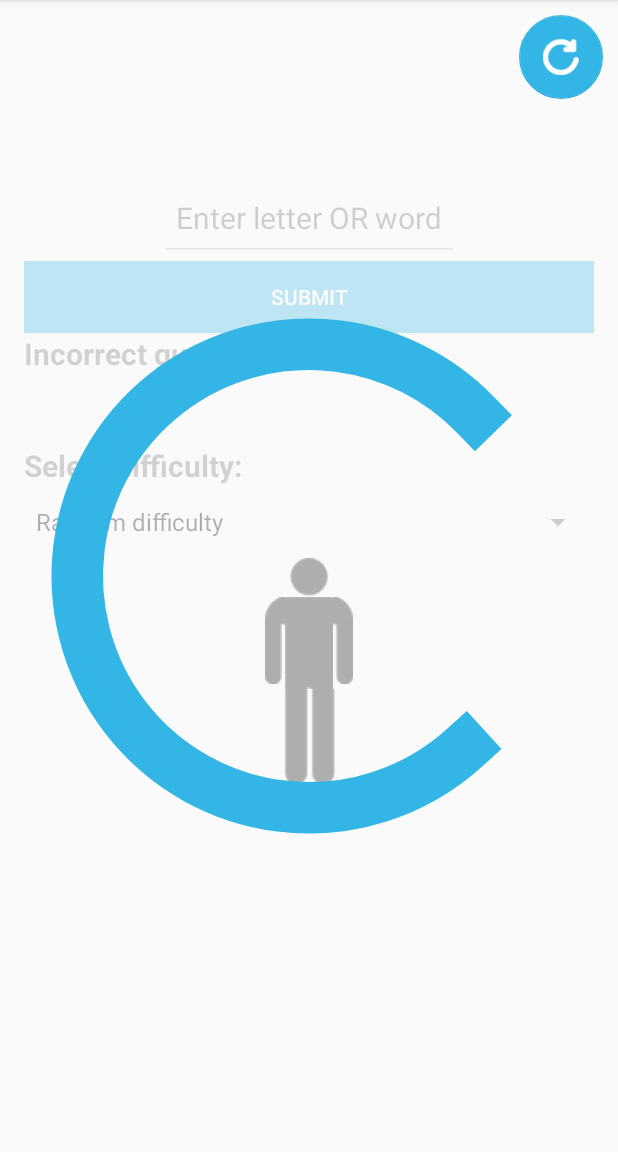
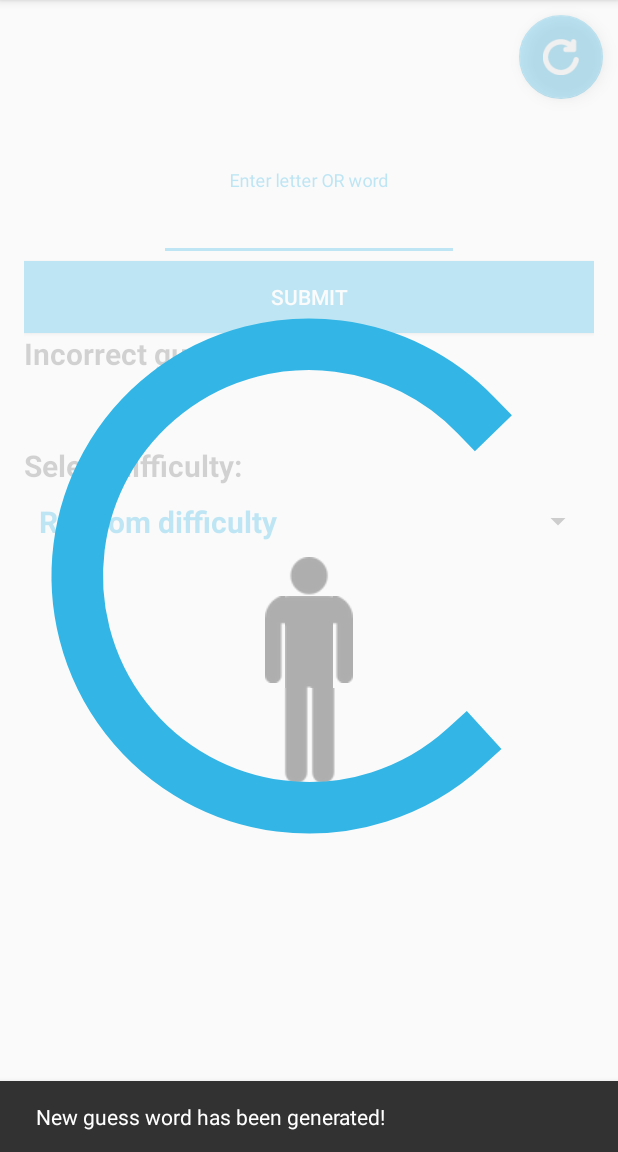
Before and after one commit to ahhhlvin/HangmanGame, an Android app: the first screen one second after launch (MainActivity), on a phone screen of 412 x 824 dp, the part 84-1236 px from its top. Run offline under Robolectric (Android 15) with nearby library versions, the phone set to English and light mode, and no system bars.

Commit message:
refactored code by abstracting out presenter into interface and UI modifications

```diff
--- a/app/src/main/java/linkedin/app/hangmangame/MainActivity.java
+++ b/app/src/main/java/linkedin/app/hangmangame/MainActivity.java
@@ -12,24 +12,24 @@ import android.widget.AdapterView;
 import android.widget.ArrayAdapter;
 import android.widget.Button;
 import android.support.design.widget.Snackbar;
+import android.widget.FrameLayout;
 import android.widget.ImageView;
 import android.widget.LinearLayout;
-import android.widget.ProgressBar;
-import android.widget.RelativeLayout;
 import android.widget.TextView;
 
 import java.util.ArrayList;
+import java.util.List;
 
-public class MainActivity extends AppCompatActivity implements MainPresenter.UI {
+public class MainActivity extends AppCompatActivity implements HangmanInterface.View {
 
-    private RelativeLayout mainLayout;
+    private FrameLayout mainLayout;
     private LinearLayout linearLayout;
     private View coordinatorLayoutView;
     private AppCompatSpinner difficultySpinner;
     private TextView triesCounterTextView;
     private TextView guessWordTextView;
     private TextInputEditText guessEditText;
-    private ProgressBar progressBar;
+    private FrameLayout progressBar;
     private Button submitButton;
     private TextView incorrectGuessesTextView;
     private android.support.design.widget.FloatingActionButton newWordButton;
@@ -50,8 +50,7 @@ public class MainActivity extends AppCompatActivity implements MainPresenter.UI
         super.onCreate(savedInstanceState);
         setContentView(R.layout.activity_main);
 
-        presenter = new MainPresenter();
-        presenter.setView(this, getApplicationContext());
+        presenter = new MainPresenter(this, getApplicationContext());
         setupViews();
         task = new WordsAsyncTask();
         task.setWordsTaskListener(presenter);
@@ -61,20 +60,27 @@ public class MainActivity extends AppCompatActivity implements MainPresenter.UI
      * Initializes the variables as well as instantiating the views and any of their properties.
      */
     public void setupViews() {
-        presenter.setup();
-        mainLayout = (RelativeLayout) findViewById(R.id.activity_main);
+        mainLayout = (FrameLayout) findViewById(R.id.activity_main);
         linearLayout = (LinearLayout) findViewById(R.id.mainLinearLayout);
         coordinatorLayoutView = (CoordinatorLayout) findViewById(R.id.snackbarPosition);
         difficultySpinner = (AppCompatSpinner) findViewById(R.id.difficultySpinner);
-        spinnerSetup();
+
         triesCounterTextView = (TextView) findViewById(R.id.triesCounterTV);
         guessWordTextView = (TextView) findViewById(R.id.guessWordTV);
         guessEditText = (TextInputEditText) findViewById(R.id.guessET);
-        guessEditText.setEnabled(false);
-        progressBar = (ProgressBar) findViewById(R.id.progressBar);
+        progressBar = (FrameLayout) findViewById(R.id.progressBar);
+        newWordButton = (android.support.design.widget.FloatingActionButton) findViewById(R.id.newWordButton);
+        submitButton = (Button) findViewById(R.id.submitButton);
+        headImage = (ImageView) findViewById(R.id.head);
+        leftArmImage = (ImageView) findViewById(R.id.leftArm);
+        bodyImage = (ImageView) findViewById(R.id.body);
+        rightArmImage = (ImageView) findViewById(R.id.rightArm);
+        leftLegImage = (ImageView) findViewById(R.id.leftLeg);
+        rightLegImage = (ImageView) findViewById(R.id.rightLeg);
+        incorrectGuessesTextView = (TextView) findViewById(R.id.incorrectGuessesTV);
 
-        submitButton = (Button) findViewById(R.id.submitButton);
-        submitButton.setEnabled(false);
+        spinnerSetup();
+
         submitButton.setOnClickListener(new View.OnClickListener() {
             @Override
             public void onClick(View view) {
@@ -84,60 +90,48 @@ public class MainActivity extends AppCompatActivity implements MainPresenter.UI
                     guessEditText.setText("");
                 } else {
                     hideKeyboard();
-                    Snackbar
-                            .make(coordinatorLayoutView, R.string.bad_submission_snackmsg, Snackbar.LENGTH_LONG)
-                            .show();
+                    Snackbar.make(coordinatorLayoutView, R.string.bad_submission_snackmsg, Snackbar.LENGTH_LONG).show();
                 }
             }
         });
 
-        progressBar.setVisibility(View.VISIBLE);
-        incorrectGuessesTextView = (TextView) findViewById(R.id.incorrectGuessesTV);
+        showProgressBar();
 
-        newWordButton = (android.support.design.widget.FloatingActionButton) findViewById(R.id.newWordButton);
-        newWordButton.setEnabled(false);
         newWordButton.setOnClickListener(new View.OnClickListener() {
             @Override
             public void onClick(View view) {
-                presenter.newGame();
-                if (guessEditText.getVisibility() == View.INVISIBLE && !submitButton.isEnabled()) {
-                    guessEditText.setVisibility(View.VISIBLE);
-                    submitButton.setEnabled(true);
-                }
+                presenter.setupNewRound();
+                submitButton.setAlpha(1);
+                submitButton.setEnabled(true);
+                guessEditText.setEnabled(true);
+                guessEditText.setVisibility(View.VISIBLE);
                 headImage.setVisibility(View.VISIBLE);
                 leftArmImage.setVisibility(View.VISIBLE);
                 bodyImage.setVisibility(View.VISIBLE);
                 rightArmImage.setVisibility(View.VISIBLE);
                 leftLegImage.setVisibility(View.VISIBLE);
                 rightLegImage.setVisibility(View.VISIBLE);
-                Snackbar
-                        .make(coordinatorLayoutView, R.string.new_word_snackmsg, Snackbar.LENGTH_LONG)
-                        .show();
+                Snackbar.make(coordinatorLayoutView, R.string.new_word_snackmsg, Snackbar.LENGTH_LONG).show();
             }
         });
 
-        headImage = (ImageView) findViewById(R.id.head);
-        leftArmImage = (ImageView) findViewById(R.id.leftArm);
-        bodyImage = (ImageView) findViewById(R.id.body);
-        rightArmImage = (ImageView) findViewById(R.id.rightArm);
-        leftLegImage = (ImageView) findViewById(R.id.leftLeg);
-        rightLegImage = (ImageView) findViewById(R.id.rightLeg);
+
     }
 
     /**
      * Setup of Adapter for spinner options
      */
     public void spinnerSetup() {
-        final ArrayList<String> difficultyLevels = new ArrayList<>();
-        final ArrayAdapter<String> arrAdapter = new ArrayAdapter<>(this, android.R.layout.simple_spinner_dropdown_item, difficultyLevels);
+        final List<String> difficultyLevels = new ArrayList<>();
+        final ArrayAdapter<String> arrAdapter = new ArrayAdapter<String>(this, R.layout.spinner_item, difficultyLevels);
         presenter.spinnerClickSetup(difficultyLevels);
         difficultySpinner.setAdapter(arrAdapter);
         difficultySpinner.setOnItemSelectedListener(new AdapterView.OnItemSelectedListener() {
             @Override
             public void onItemSelected(AdapterView<?> adapterView, View view, int i, long l) {
-                progressBar.setVisibility(View.VISIBLE);
-                linearLayout.setAlpha((float)0.3);
+                showProgressBar();
                 presenter.changeLevelDifficulty(adapterView.getSelectedItemPosition());
+                Snackbar.make(coordinatorLayoutView, R.string.new_word_snackmsg, Snackbar.LENGTH_LONG).show();
             }
 
             @Override
@@ -175,19 +169,6 @@ public class MainActivity extends AppCompatActivity implements MainPresenter.UI
     // MainPresenter interface method implementations ////////////////////////////////////////////
 
     /**
-     * Enables the text field and buttons after network call to API is completed, and disables
-     * progress bar
-     */
-    @Override
-    public void setGameReadyUI() {
-        progressBar.setVisibility(View.INVISIBLE);
-        linearLayout.setAlpha(1);
-        guessEditText.setEnabled(true);
-        submitButton.setEnabled(true);
-        newWordButton.setEnabled(true);
-    }
-
-    /**
      * Programmatically hides keyboard to reveal 'new word' button to start new round
      */
     @Override
@@ -217,15 +198,14 @@ public class MainActivity extends AppCompatActivity implements MainPresenter.UI
     public void displayWinLoseSnackbar(boolean userDidWin) {
         guessEditText.setVisibility(View.INVISIBLE);
         submitButton.setEnabled(false);
+        submitButton.setAlpha(0.3f);
         String message = "";
         if (userDidWin) {
             message = "Congratulations, you won!";
         } else {
             message = "Aww great attempt though, how about trying again?";
         }
-        Snackbar
-                .make(coordinatorLayoutView, message, Snackbar.LENGTH_LONG)
-                .show();
+        Snackbar.make(coordinatorLayoutView, message, Snackbar.LENGTH_LONG).show();
     }
 
     /**
@@ -265,4 +245,19 @@ public class MainActivity extends AppCompatActivity implements MainPresenter.UI
     public void hideRightLeg() {
         rightLegImage.setVisibility(View.INVISIBLE);
     }
+
+    @Override
+    public void showProgressBar() {
+        progressBar.setVisibility(View.VISIBLE);
+        linearLayout.setAlpha(0.3f);
+        newWordButton.setAlpha(0.3f);
+    }
+
+    @Override
+    public void hideProgressBar() {
+        progressBar.setVisibility(View.GONE);
+        linearLayout.setAlpha(1f);
+        newWordButton.setEnabled(true);
+        newWordButton.setAlpha(1f);
+    }
 }
--- a/app/src/main/java/linkedin/app/hangmangame/MainPresenter.java
+++ b/app/src/main/java/linkedin/app/hangmangame/MainPresenter.java
@@ -1,7 +1,6 @@
 package linkedin.app.hangmangame;
 
 import android.content.Context;
-import android.os.Bundle;
 import android.util.Log;
 
 import java.util.ArrayList;
@@ -10,35 +9,37 @@ import java.util.HashSet;
 import java.util.List;
 import java.util.Locale;
 import java.util.Random;
+import java.util.Set;
 
 /**
  * Created by alvin2 on 2/17/17.
  */
 
-class MainPresenter implements WordsAsyncTask.WordsAsyncTaskListener {
+class MainPresenter implements WordsAsyncTask.WordsAsyncTaskListener, HangmanInterface.Presenter {
 
-    private MainPresenter.UI view;
-    private Context context;
+    private HangmanInterface.View mView;
+    private Context mContext;
 
     private Random randomGenerator;
     int remainingGuesses = 6;
     private String currWord;
     private char[] guessWordArr;
-    private HashSet<String> wordSet;
-    private HashSet<String> correctGuessSet;
-    private ArrayList<String> incorrectChars;
+    private Set<String> wordSet;
+    private Set<String> correctGuessSet;
+    private List<String> incorrectChars;
     private List<String> gameWords;
 
     static final String API_URL = "http://linkedin-reach.hagbpyjegb.us-west-2.elasticbeanstalk.com/words";
 
     /**
-     * Assigns the 'context' and 'view' property of the MainPresenter object
+     * Assigns the 'mContext' and 'mView' property of the MainPresenter object
      * @param view MainPresenter.UI the class that implements the "UI" interface to communicate with business logic
      * @param context Context used to access string values in the resources folder
      */
-    void setView(MainPresenter.UI view, Context context) {
-        this.view = view;
-        this.context = context;
+    public MainPresenter(HangmanInterface.View view, Context context) {
+        mView = view;
+        mContext = context;
+        setup();
     }
 
     /**
@@ -56,12 +57,13 @@ class MainPresenter implements WordsAsyncTask.WordsAsyncTaskListener {
      * Creates a new round by retrieving another word from the list of possible word
      * choices and resets necessary values back to their initial values.
      */
-    void newGame() {
+    @Override
+    public void setupNewRound() {
         if (gameWords.size() > 0) {
             int wordIndex = randomGenerator.nextInt(gameWords.size());
             currWord = gameWords.get(wordIndex);
             remainingGuesses = 6;
-            view.refreshTriesCount(formatTriesString(remainingGuesses));
+            mView.refreshTriesCount(formatTriesString(remainingGuesses));
             correctGuessSet.clear();
             wordSet.clear();
 
@@ -77,9 +79,9 @@ class MainPresenter implements WordsAsyncTask.WordsAsyncTaskListener {
                 guessWordArr[i] = '_';
             }
 
-            view.updateGuessWordTextView(formatGuessWord(guessWordArr));
+            mView.updateGuessWordTextView(formatGuessWord(guessWordArr));
             incorrectChars.clear();
-            view.updateIncorrectGuessesTextView(incorrectChars.toString());
+            mView.updateIncorrectGuessesTextView(incorrectChars.toString());
         }
     }
 
@@ -89,7 +91,8 @@ class MainPresenter implements WordsAsyncTask.WordsAsyncTaskListener {
      *
      * @param input the single letter character or full word the user submitted in the text field
      */
-    void checkSubmission(String input) {
+    @Override
+    public void checkSubmission(String input) {
 
         // prevents submission checking if same incorrect guess is submitted multiple times
         if (!incorrectChars.contains(input)) {
@@ -98,10 +101,10 @@ class MainPresenter implements WordsAsyncTask.WordsAsyncTaskListener {
                 // word, subtract from remaining guesses and add to incorrectly guessed characters list
                 if (input.length() == 1 && !wordSet.contains(input) || input.length() > 1 && !currWord.equals(input)) {
                     incorrectChars.add(input);
-                    view.updateIncorrectGuessesTextView(incorrectChars.toString());
+                    mView.updateIncorrectGuessesTextView(incorrectChars.toString());
                     remainingGuesses--;
                     updateHangmanImage(remainingGuesses);
-                    view.refreshTriesCount(formatTriesString(remainingGuesses));
+                    mView.refreshTriesCount(formatTriesString(remainingGuesses));
                     // if there are no guesses remaining then the game has ended and the user has lost
                     if (remainingGuesses == 0) {
                         displayWinLoseMessage(false);
@@ -114,7 +117,7 @@ class MainPresenter implements WordsAsyncTask.WordsAsyncTaskListener {
                             correctGuessSet.add(String.valueOf(currWord.charAt(i)));
                         }
                     }
-                    view.updateGuessWordTextView(formatGuessWord(guessWordArr));
+                    mView.updateGuessWordTextView(formatGuessWord(guessWordArr));
                     checkWordMatchesGuess();
                 } else if (input.length() > 1 && currWord.equals(input)) {
                     // case where the current submitted guess word does match the actual game word
@@ -126,26 +129,35 @@ class MainPresenter implements WordsAsyncTask.WordsAsyncTaskListener {
 
     }
 
-    void updateHangmanImage(int remainingGuesses) {
-        if (remainingGuesses == 5) {
-            view.hideHead();
-        } else if (remainingGuesses == 4) {
-            view.hideLeftArm();
-        } else if (remainingGuesses == 3) {
-            view.hideBody();
-        } else if (remainingGuesses == 2) {
-            view.hideRightArm();
-        } else if (remainingGuesses == 1) {
-            view.hideLeftLeg();
-        } else {
-            view.hideRightLeg();
+    @Override
+    public void updateHangmanImage(int remainingGuesses) {
+        switch (remainingGuesses) {
+            case 0:
+                mView.hideLeftLeg();
+                break;
+            case 1:
+                mView.hideRightLeg();
+                break;
+            case 2:
+                mView.hideRightArm();
+                break;
+            case 3:
+                mView.hideLeftArm();
+                break;
+            case 4:
+                mView.hideBody();
+                break;
+            case 5:
+                mView.hideHead();
+                break;
         }
     }
 
     /**
      * Responsible for spinner logic in selecting difficulty of guess words pulled from API
      */
-    void spinnerClickSetup(ArrayList<String> difficultyLevels) {
+    @Override
+    public void spinnerClickSetup(List<String> difficultyLevels) {
         difficultyLevels.add("Random difficulty");
         for (int i = 1; i <= 10; i++) {
             if (i == 1) {
@@ -164,7 +176,8 @@ class MainPresenter implements WordsAsyncTask.WordsAsyncTaskListener {
      * @param difficultyLevel int represents the difficulty level that the user selected from the
      *                        spinner
      */
-    void changeLevelDifficulty(int difficultyLevel) {
+    @Override
+    public void changeLevelDifficulty(int difficultyLevel) {
         WordsAsyncTask task = new WordsAsyncTask();
         task.setWordsTaskListener(this);
         if (difficultyLevel == 0) {
@@ -195,14 +208,14 @@ class MainPresenter implements WordsAsyncTask.WordsAsyncTaskListener {
     /**
      * Displays a message to notify that the user has lost the current round
      */
-    private void displayWinLoseMessage(boolean userDidWin) {
+    public void displayWinLoseMessage(boolean userDidWin) {
         if (userDidWin) {
-            view.updateGuessWordTextView("Y O U   W O N !  : )");
+            mView.updateGuessWordTextView("Y O U   W O N !  : )");
         } else {
-            view.updateGuessWordTextView("G A M E   O V E R !  : ( \n Word was: " + currWord);
+            mView.updateGuessWordTextView("G A M E   O V E R !  : ( \n Word was: " + currWord);
         }
-        view.hideKeyboard();
-        view.displayWinLoseSnackbar(userDidWin);
+        mView.hideKeyboard();
+        mView.displayWinLoseSnackbar(userDidWin);
     }
 
     /**
@@ -211,7 +224,7 @@ class MainPresenter implements WordsAsyncTask.WordsAsyncTaskListener {
      * @return String concatenated and formatted text to display
      */
     private String formatTriesString(int remainingTries) {
-        return String.format(Locale.US, "%1$s %2$d", context.getResources().getString(R.string.guess_remaining_text), remainingTries);
+        return String.format(Locale.US, "%1$s %2$d", mContext.getResources().getString(R.string.guess_remaining_text), remainingTries);
     }
 
     /**
@@ -240,36 +253,12 @@ class MainPresenter implements WordsAsyncTask.WordsAsyncTaskListener {
      */
     @Override
     public void downloadTaskCompleted() {
-        newGame();
-        view.setGameReadyUI();
+        setupNewRound();
+        hideProgressBar();
     }
 
-    /**
-     * Interface used to communicate between the Presenter and View to update UI components
-     */
-    interface UI {
-        void refreshTriesCount(String triesFormattedInput);
-
-        void updateGuessWordTextView(String guessWord);
-
-        void displayWinLoseSnackbar(boolean userDidWin);
-
-        void updateIncorrectGuessesTextView(String incorrectGuesses);
-
-        void setGameReadyUI();
-
-        void hideKeyboard();
-
-        void hideHead();
-
-        void hideLeftArm();
-
-        void hideBody();
-
-        void hideRightArm();
-
-        void hideLeftLeg();
-
-        void hideRightLeg();
+    @Override
+    public void hideProgressBar() {
+        mView.hideProgressBar();
     }
 }
--- a/app/src/main/res/layout/activity_main.xml
+++ b/app/src/main/res/layout/activity_main.xml
@@ -1,5 +1,5 @@
 <?xml version="1.0" encoding="utf-8"?>
-<RelativeLayout xmlns:android="http://schemas.android.com/apk/res/android"
+<FrameLayout xmlns:android="http://schemas.android.com/apk/res/android"
     xmlns:app="http://schemas.android.com/apk/res-auto"
     xmlns:tools="http://schemas.android.com/tools"
     android:id="@+id/activity_main"
@@ -70,6 +70,7 @@
 
         <TextView
             android:id="@+id/incorrectGuessesTV"
+            android:textColor="@android:color/holo_blue_light"
             android:layout_width="match_parent"
             android:layout_height="wrap_content"
             android:textSize="20sp" />
@@ -144,28 +145,35 @@
 
     <android.support.design.widget.FloatingActionButton
         android:id="@+id/newWordButton"
+        android:alpha="0.3"
         android:layout_width="wrap_content"
         android:layout_height="wrap_content"
-        android:layout_alignParentEnd="true"
-        android:layout_alignParentRight="true"
-        android:layout_alignParentTop="true"
-        android:layout_marginEnd="10dp"
-        android:layout_marginRight="10dp"
-        android:layout_marginTop="10dp"
+        android:layout_gravity="top|end"
+        android:layout_margin="10dp"
         android:src="@drawable/refresh"
-        android:text="@string/new_button_text"
         app:backgroundTint="@android:color/holo_blue_light" />
 
     <android.support.design.widget.CoordinatorLayout
         android:id="@+id/snackbarPosition"
         android:layout_width="match_parent"
         android:layout_height="match_parent"
-        android:layout_alignParentBottom="true" />
+        android:gravity="bottom" />
 
-    <ProgressBar
+    <FrameLayout
+        android:visibility="gone"
         android:id="@+id/progressBar"
-        style="?android:attr/progressBarStyle"
+        android:clickable="true"
+        android:background="@android:color/transparent"
         android:layout_width="match_parent"
-        android:layout_height="match_parent" />
+        android:layout_height="match_parent">
 
-</RelativeLayout>
+        <ProgressBar
+            style="?android:attr/progressBarStyle"
+            android:layout_width="match_parent"
+            android:layout_height="match_parent" />
+
+    </FrameLayout>
+
+
+
+</FrameLayout>
--- /dev/null
+++ b/app/src/main/res/layout/spinner_item.xml
@@ -0,0 +1,10 @@
+<?xml version="1.0" encoding="utf-8"?>
+<TextView xmlns:android="http://schemas.android.com/apk/res/android"
+    android:layout_width="match_parent"
+    android:layout_height="wrap_content"
+    android:textColor="@android:color/holo_blue_light"
+    android:textStyle="bold"
+    android:textSize="20sp"
+    android:paddingTop="10dp"
+    android:padding="10dp">
+</TextView>
--- a/app/src/main/res/values/strings.xml
+++ b/app/src/main/res/values/strings.xml
@@ -4,7 +4,6 @@
     <string name="music_taste">%1$s @string/guess_remaining_text</string>
     <string name="incorrect_guess_text">Incorrect guesses:</string>
     <string name="submit_button_text">SUBMIT</string>
-    <string name="new_button_text">NEW WORD</string>
     <string name="edittext_example">Enter letter OR word</string>
     <string name="select_difficulty_text">Select difficulty:</string>
     <string name="new_word_snackmsg">"New guess word has been generated!"</string>
```
Also changed, not shown: app/src/main/java/linkedin/app/hangmangame/HangmanInterface.java (added, +39 -0 lines), 1 other file.
